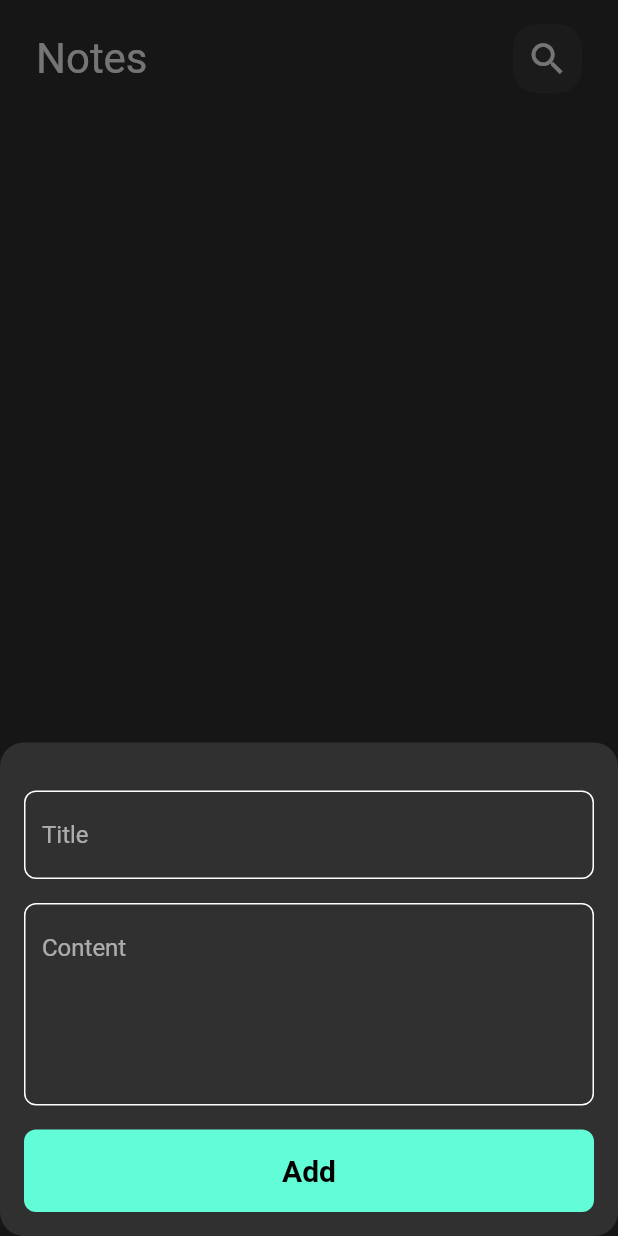
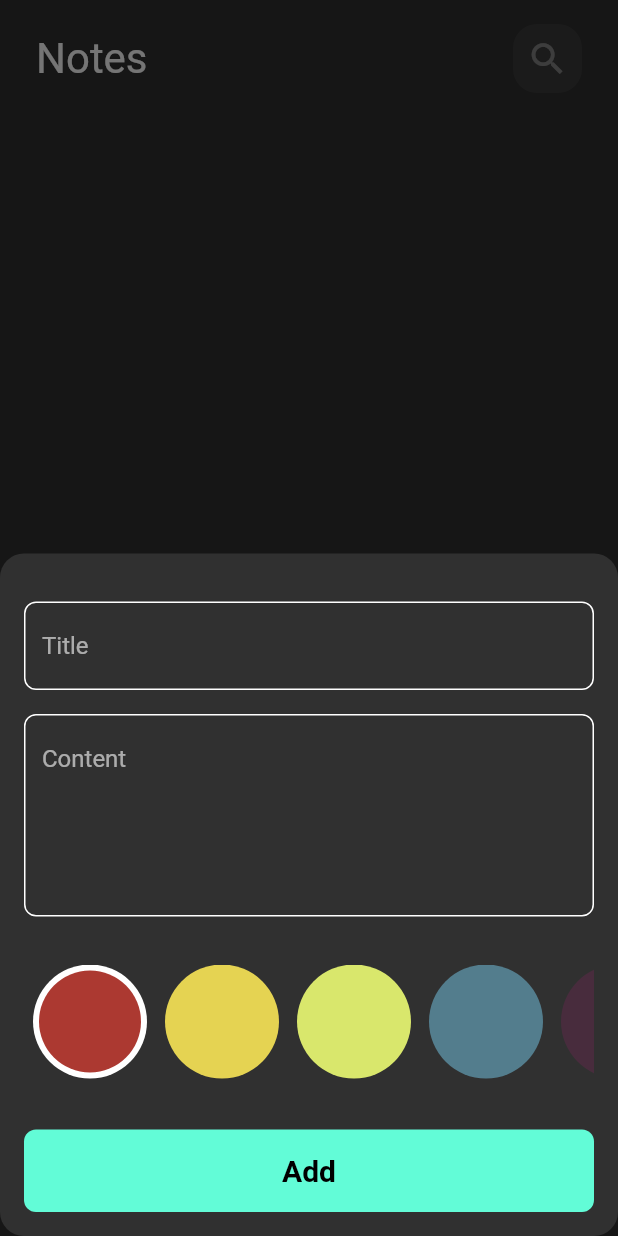
Before and after one commit to MostafaEla3sr/NotesApp, a Flutter app: the screen it shows after launch, after a tap on the "add" icon, on a phone screen of 412 x 824 dp. Run offline on Flutter 3.47's test engine with Material 2 defaults, Android fonts, the phone set to English and light mode, and no system bars; our stand-ins replace bloc, flutter_bloc, font_awesome_flutter, hive, hive_flutter; accounts and stored records are empty; Roboto replaces fonts that are missing (Poppins).

Commit message:
choose note color

```diff
--- a/lib/cubits/add_note_cubit/add_note_cubit.dart
+++ b/lib/cubits/add_note_cubit/add_note_cubit.dart
@@ -1,15 +1,20 @@
+import 'dart:ui';
+
 import 'package:bloc/bloc.dart';
 import 'package:hive/hive.dart';
 import 'package:meta/meta.dart';
 import 'package:flutter_bloc/flutter_bloc.dart';
 import 'package:notes_app/helper/constants.dart';
 import 'package:notes_app/models/note_model.dart';
+
 part 'add_note_state.dart';
 
 class AddNoteCubit extends Cubit<AddNoteState> {
   AddNoteCubit() : super(AddNoteInitial());
+  Color color = const Color(0xffAC3931);
 
-  addNote(NoteModel note) async{
+  addNote(NoteModel note) async {
+    note.color = color.value;
     emit(AddNoteLoading());
     try {
       var notesBox = Hive.box<NoteModel>(kNotesBox);
@@ -19,6 +24,4 @@ class AddNoteCubit extends Cubit<AddNoteState> {
       emit(AddNoteFailure(e.toString()));
     }
   }
-
-
 }
--- a/lib/cubits/notes_cubit/notes_cubit.dart
+++ b/lib/cubits/notes_cubit/notes_cubit.dart
@@ -15,6 +15,7 @@ class NotesCubit extends Cubit<NotesState> {
    fetchAllNotes() {
         var notesBox = Hive.box<NoteModel>(kNotesBox);
         notes = notesBox.values.toList();
+        emit(NotesSuccess());
 
     }
   }
--- a/lib/cubits/notes_cubit/notes_state.dart
+++ b/lib/cubits/notes_cubit/notes_state.dart
@@ -4,3 +4,4 @@ part of 'notes_cubit.dart';
 abstract class NotesState {}
 
 class NotesInitial extends NotesState {}
+class NotesSuccess extends NotesState {}
--- a/lib/helper/constants.dart
+++ b/lib/helper/constants.dart
@@ -2,3 +2,10 @@ import 'dart:ui';
 
 const Color kPrimaryColor = Color(0xFF62FCD7);
 const kNotesBox = 'notes_box';
+List<Color> kColors = const [
+  Color(0xffAC3931),
+  Color(0xffE5D352),
+  Color(0xffD9E76C),
+  Color(0xff537D8D),
+  Color(0xff482C3D),
+];
--- a/lib/main.dart
+++ b/lib/main.dart
@@ -9,7 +9,6 @@ import 'cubits/notes_cubit/notes_cubit.dart';
 import 'helper/constants.dart';
 
 void main() async {
-
   Bloc.observer = SimpleBlocObserver();
 
   await Hive.initFlutter();
@@ -33,16 +32,19 @@ class NotesApp extends StatelessWidget {
         BlocProvider(create: (context) => AddNoteCubit(),),
         BlocProvider(create: (context) => NotesCubit(),),
       ],
+      child: BlocProvider(
+        create: (context) => NotesCubit(),
         child: MaterialApp(
           theme: ThemeData(
             brightness: Brightness.dark,
             fontFamily: 'Poppins',
           ),
           debugShowCheckedModeBanner: false,
-        routes:{
-          NotesView.id :(context) => const NotesView(),
+          routes: {
+            NotesView.id: (context) => const NotesView(),
           },
           initialRoute: NotesView.id,
+        ),
       ),
     );
   }
--- a/lib/models/note_model.dart
+++ b/lib/models/note_model.dart
@@ -1,16 +1,17 @@
 import 'package:hive/hive.dart';
+
 part 'note_model.g.dart';
 
 @HiveType(typeId: 0)
-class NoteModel extends HiveObject{
+class NoteModel extends HiveObject {
   @HiveField(0)
-  final String title;
+  String title;
   @HiveField(1)
-  final String subTitle;
+  String subTitle;
   @HiveField(2)
   final String date;
   @HiveField(3)
-  final int color;
+  int color;
 
   NoteModel(
       {required this.title,
--- a/lib/views/notes_view.dart
+++ b/lib/views/notes_view.dart
@@ -1,6 +1,4 @@
 import 'package:flutter/material.dart';
-import 'package:flutter_bloc/flutter_bloc.dart';
-import 'package:notes_app/cubits/notes_cubit/notes_cubit.dart';
 import 'package:notes_app/views/widgets/add_note_bottom_sheet.dart';
 import 'package:notes_app/views/widgets/notes_view_body.dart';
 
@@ -11,9 +9,7 @@ class NotesView extends StatelessWidget {
 
   @override
   Widget build(BuildContext context) {
-    return BlocProvider(
-      create: (context) => NotesCubit(),
-      child: Scaffold(
+    return Scaffold(
       floatingActionButton: FloatingActionButton(
           onPressed: () {
             showModalBottomSheet(
@@ -29,7 +25,6 @@ class NotesView extends StatelessWidget {
           },
           child: const Icon(Icons.add)),
       body: const NotesViewBody(),
-      ),
     );
   }
 }
--- a/lib/views/widgets/add_note_bottom_sheet.dart
+++ b/lib/views/widgets/add_note_bottom_sheet.dart
@@ -1,6 +1,7 @@
 import 'package:flutter/material.dart';
 import 'package:flutter_bloc/flutter_bloc.dart';
 import 'package:notes_app/cubits/add_note_cubit/add_note_cubit.dart';
+import 'package:notes_app/cubits/notes_cubit/notes_cubit.dart';
 import 'add_note_form.dart';
 
 class AddNoteBottomSheet extends StatelessWidget {
@@ -13,9 +14,9 @@ class AddNoteBottomSheet extends StatelessWidget {
       child: BlocConsumer<AddNoteCubit, AddNoteState>(
         listener: (context, state) {
           if (state is AddNoteFailure) {
-            debugPrint('Faild');
           }
           if (state is AddNoteSuccess) {
+            BlocProvider.of<NotesCubit>(context).fetchAllNotes();
             Navigator.pop(context);
           }
         },
--- a/lib/views/widgets/add_note_form.dart
+++ b/lib/views/widgets/add_note_form.dart
@@ -4,6 +4,7 @@ import 'package:intl/intl.dart';
 import 'package:notes_app/cubits/add_note_cubit/add_note_cubit.dart';
 import 'package:notes_app/models/note_model.dart';
 
+import 'colors_list_view.dart';
 import 'custom_button.dart';
 import 'custom_text_field.dart';
 
@@ -48,19 +49,22 @@ class _AddNoteFormState extends State<AddNoteForm> {
             maxLines: 5,
           ),
           const SizedBox(
-            height: 16,
+            height: 32,
+          ),
+          const ColorsListView(),
+          const SizedBox(
+            height: 34,
           ),
           BlocBuilder<AddNoteCubit, AddNoteState>(
             builder: (context, state) {
               return CustomButton(
                 isLoading: state is AddNoteLoading ? true : false,
                 onTap: () {
-
-
                   if (formKey.currentState!.validate()) {
                     formKey.currentState!.save();
                     var currentDate = DateTime.now();
-                    var formattedDate = DateFormat('dd-MMM-yyyy').format(currentDate);
+                    var formattedDate =
+                        DateFormat('dd-MMM-yyyy').format(currentDate);
                     var noteModel = NoteModel(
                         title: title!,
                         subTitle: subTitle!,
--- /dev/null
+++ b/lib/views/widgets/colors_list_view.dart
@@ -0,0 +1,65 @@
+import 'package:flutter/material.dart';
+import 'package:flutter_bloc/flutter_bloc.dart';
+import 'package:notes_app/helper/constants.dart';
+
+import '../../cubits/add_note_cubit/add_note_cubit.dart';
+
+class ColorItem extends StatelessWidget {
+  const ColorItem({Key? key, required this.isActive, required this.color}) : super(key: key);
+  final bool isActive;
+final Color color;
+  @override
+  Widget build(BuildContext context) {
+    return isActive
+        ?  CircleAvatar(
+            radius: 38,
+            backgroundColor: Colors.white,
+            child: CircleAvatar(
+              backgroundColor: color,
+              radius: 34,
+            ),
+          )
+        : CircleAvatar(
+            backgroundColor: color,
+            radius: 38,
+          );
+  }
+}
+
+class ColorsListView extends StatefulWidget {
+  const ColorsListView({Key? key}) : super(key: key);
+
+  @override
+  State<ColorsListView> createState() => _ColorsListViewState();
+}
+
+class _ColorsListViewState extends State<ColorsListView> {
+  int currentIndex = 0;
+
+  @override
+  Widget build(BuildContext context) {
+    return SizedBox(
+      height: 38 * 2,
+      child: ListView.builder(
+        scrollDirection: Axis.horizontal,
+        itemCount: kColors.length,
+        itemBuilder: (context, index) => Padding(
+          padding: const EdgeInsets.symmetric(horizontal: 6),
+          child: GestureDetector(
+            onTap: () {
+              currentIndex = index;
+              BlocProvider.of<AddNoteCubit>(context).color= kColors[index];
+              setState(() {
+
+              });
+            },
+            child: ColorItem(
+              color: kColors[index],
+              isActive: currentIndex == index,
+            ),
+          ),
+        ),
+      ),
+    );
+  }
+}
--- a/lib/views/widgets/custom_app_bar.dart
+++ b/lib/views/widgets/custom_app_bar.dart
@@ -2,9 +2,10 @@ import 'package:flutter/material.dart';
 import 'package:notes_app/views/widgets/custom_icon.dart';
 
 class CustomAppBar extends StatelessWidget {
-  const CustomAppBar({Key? key, required this.title, required this.icon}) : super(key: key);
+  const CustomAppBar({Key? key, required this.title, required this.icon, this.onPressed}) : super(key: key);
 final String title;
   final IconData icon;
+  final Function()? onPressed;
 
   @override
   Widget build(BuildContext context) {
@@ -17,7 +18,9 @@ final String title;
           ),
         ),
         const Spacer(),
-        CustomIcon(icon: icon),
+        CustomIcon(
+          onPressed: onPressed,
+            icon: icon),
       ],
     );
   }
--- a/lib/views/widgets/custom_icon.dart
+++ b/lib/views/widgets/custom_icon.dart
@@ -1,7 +1,8 @@
 import 'package:flutter/material.dart';
 class CustomIcon extends StatelessWidget {
-  const CustomIcon({Key? key, required this.icon}) : super(key: key);
-final IconData icon;
+  const CustomIcon({Key? key, required this.icon, this.onPressed}) : super(key: key);
+final Function()? onPressed;
+  final IconData icon;
   @override
   Widget build(BuildContext context) {
     return Container(
@@ -11,12 +12,13 @@ final IconData icon;
         color: Colors.white.withOpacity(0.05),
         borderRadius: BorderRadius.circular(16),
       ),
-      child:  Center(
-        child: Icon(
-          icon,
-          size: 28,
+        child: IconButton(
+          onPressed: onPressed,
+          icon: Icon(
+            icon ,
+            size: 28,
+          ),
         ),
-      ),
     );
   }
 }
--- a/lib/views/widgets/custom_note_item.dart
+++ b/lib/views/widgets/custom_note_item.dart
@@ -1,5 +1,7 @@
 import 'package:flutter/material.dart';
+import 'package:flutter_bloc/flutter_bloc.dart';
 import 'package:font_awesome_flutter/font_awesome_flutter.dart';
+import 'package:notes_app/cubits/notes_cubit/notes_cubit.dart';
 import 'package:notes_app/models/note_model.dart';
 import 'package:notes_app/views/edit_note_view.dart';
 
@@ -13,7 +15,7 @@ class NoteItem extends StatelessWidget {
       onTap: () {
         Navigator.push(context, MaterialPageRoute(
           builder: (context) {
-            return const EditNoteView();
+            return  EditNoteView(note: note,);
           },
         ));
       },
@@ -41,6 +43,7 @@ class NoteItem extends StatelessWidget {
               trailing: IconButton(
                 onPressed: () {
                   note.delete();
+                  BlocProvider.of<NotesCubit>(context).fetchAllNotes();
                 },
                 icon: const Icon(
                   FontAwesomeIcons.trash,
--- a/lib/views/widgets/custom_text_field.dart
+++ b/lib/views/widgets/custom_text_field.dart
@@ -1,14 +1,16 @@
 import 'package:flutter/material.dart';
 import 'package:notes_app/helper/constants.dart';
 class CustomTextFormField extends StatelessWidget {
-  const CustomTextFormField({Key? key, required this.hint, this.maxLines = 1, this.onSaved}) : super(key: key);
+  const CustomTextFormField({Key? key, required this.hint, this.maxLines = 1, this.onSaved, this.onChanged}) : super(key: key);
 final String hint;
 final int maxLines;
-final void Function(String?)? onSaved;
+final Function(String?)? onSaved;
+final Function(String)? onChanged;
 
   @override
   Widget build(BuildContext context) {
     return TextFormField(
+      onChanged:onChanged ,
       onSaved: onSaved,
       validator: (value){
         if( value?.isEmpty ?? true ){
```
Also changed, not shown: lib/views/edit_note_view.dart (+5 -3 lines), lib/views/widgets/edit_note_colors_list_view.dart (added, +47 -0 lines), lib/views/widgets/edit_note_view_body.dart (+49 -8 lines). Lines whose indentation alone changed are shown as unchanged.
